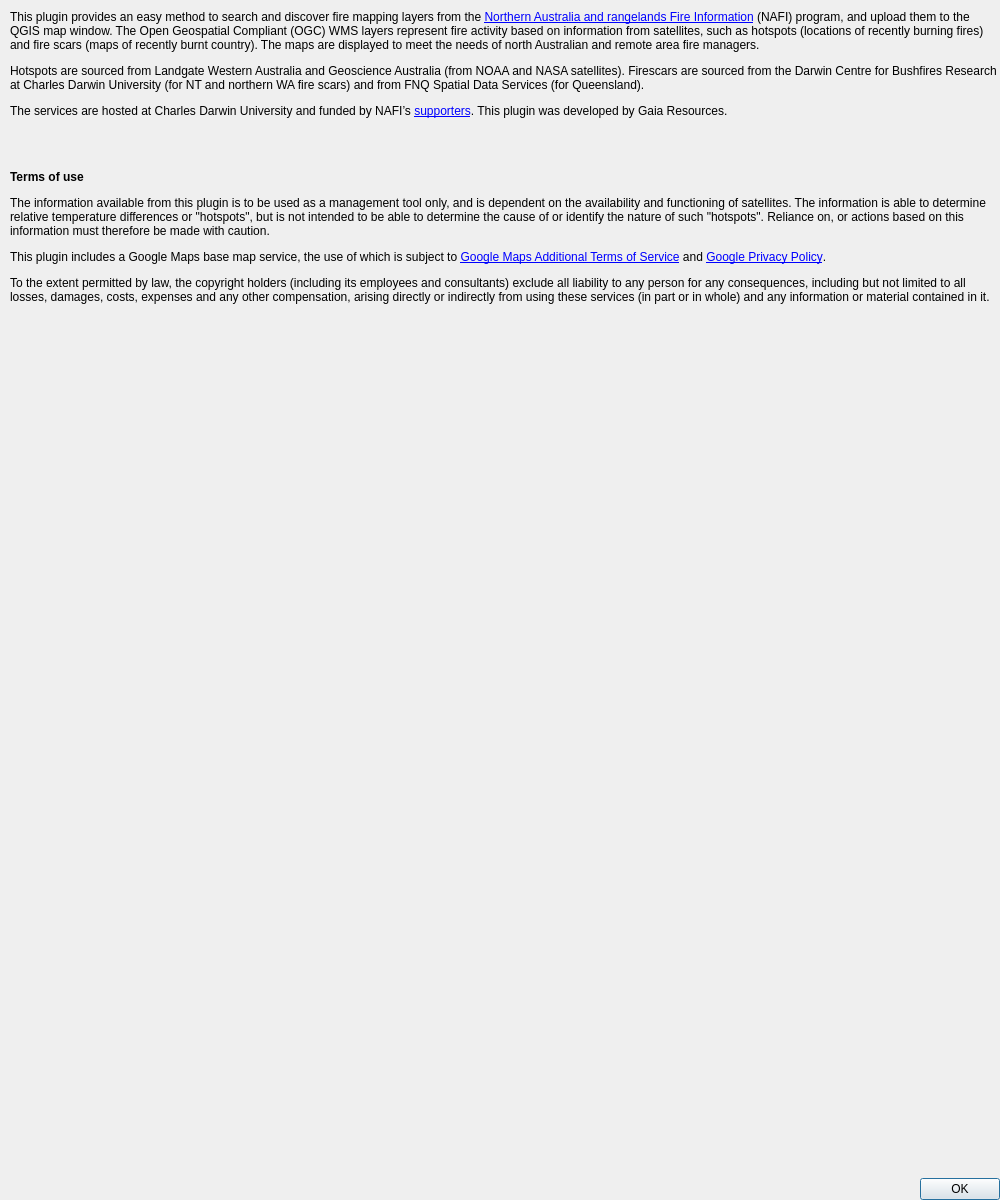
Before: the Qt Designer form nafi/nafi_about_dialog_base.ui in nafi-org/nafi-qgis, drawn with Qt 5.
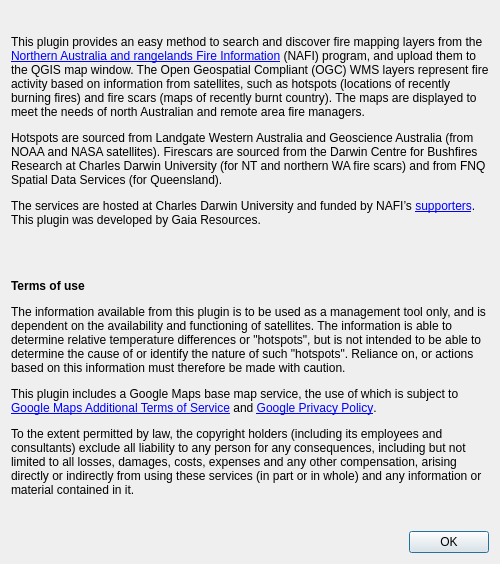
After: the same form once the commit is applied. Icons and pictures are not drawn.

Commit message: reduce size of fire scar image, make About dialog resizeable, add images to About dialog (NAF-20)

Patch:
```diff
--- a/nafi/nafi_about_dialog_base.ui
+++ b/nafi/nafi_about_dialog_base.ui
@@ -6,12 +6,12 @@
    <rect>
     <x>0</x>
     <y>0</y>
-    <width>1000</width>
-    <height>1200</height>
+    <width>1414</width>
+    <height>830</height>
    </rect>
   </property>
   <property name="sizePolicy">
-   <sizepolicy hsizetype="Expanding" vsizetype="Expanding">
+   <sizepolicy hsizetype="Preferred" vsizetype="Preferred">
     <horstretch>0</horstretch>
     <verstretch>0</verstretch>
    </sizepolicy>
@@ -23,21 +23,33 @@
    <iconset>
     <normaloff>:/plugins/nafi/icon.png</normaloff>:/plugins/nafi/icon.png</iconset>
   </property>
-  <widget class="QWidget" name="verticalLayoutWidget">
-   <property name="geometry">
-    <rect>
-     <x>10</x>
-     <y>10</y>
-     <width>990</width>
-     <height>1190</height>
-    </rect>
+  <layout class="QVBoxLayout" name="outerVerticalLayout">
+   <property name="sizeConstraint">
+    <enum>QLayout::SetFixedSize</enum>
    </property>
+   <item>
    <layout class="QVBoxLayout" name="verticalLayout">
     <property name="spacing">
-     <number>6</number>
+      <number>10</number>
     </property>
     <item>
-     <widget class="QLabel" name="label">
+      <widget class="QLabel" name="iconLabel">
+       <property name="text">
+        <string>&lt;html&gt;&lt;head/&gt;&lt;body&gt;&lt;p&gt;&lt;img src=&quot;:/plugins/nafi/icon.png&quot;/&gt;&lt;/p&gt;&lt;/body&gt;&lt;/html&gt;</string>
+       </property>
+       <property name="scaledContents">
+        <bool>true</bool>
+       </property>
+       <property name="alignment">
+        <set>Qt::AlignCenter</set>
+       </property>
+       <property name="margin">
+        <number>0</number>
+       </property>
+      </widget>
+     </item>
+     <item>
+      <widget class="QLabel" name="aboutLabel">
       <property name="sizePolicy">
        <sizepolicy hsizetype="Expanding" vsizetype="Expanding">
         <horstretch>0</horstretch>
@@ -56,6 +68,37 @@
       <property name="wordWrap">
        <bool>true</bool>
       </property>
+       <property name="openExternalLinks">
+        <bool>true</bool>
+       </property>
+      </widget>
+     </item>
+     <item>
+      <widget class="QLabel" name="firescarLabel">
+       <property name="sizePolicy">
+        <sizepolicy hsizetype="Preferred" vsizetype="Minimum">
+         <horstretch>0</horstretch>
+         <verstretch>0</verstretch>
+        </sizepolicy>
+       </property>
+       <property name="maximumSize">
+        <size>
+         <width>16777215</width>
+         <height>400</height>
+        </size>
+       </property>
+       <property name="text">
+        <string>&lt;html&gt;&lt;head/&gt;&lt;body&gt;&lt;p&gt;&lt;img src=&quot;:/plugins/nafi/firescar.jpg&quot;/&gt;&lt;/p&gt;&lt;/body&gt;&lt;/html&gt;</string>
+       </property>
+       <property name="scaledContents">
+        <bool>true</bool>
+       </property>
+       <property name="alignment">
+        <set>Qt::AlignCenter</set>
+       </property>
+       <property name="margin">
+        <number>0</number>
+       </property>
      </widget>
     </item>
     <item>
@@ -69,9 +112,12 @@
      </widget>
     </item>
    </layout>
-  </widget>
- </widget>
- <resources/>
+   </item>
+  </layout>
+ </widget>
+ <resources>
+  <include location="resources.qrc"/>
+ </resources>
  <connections>
   <connection>
    <sender>buttonBox</sender>
```
Left out of the diff: 2 changed lines with no effect on the pictures. Lines whose indentation alone changed are shown as unchanged. The commit also changes 6 other files.
